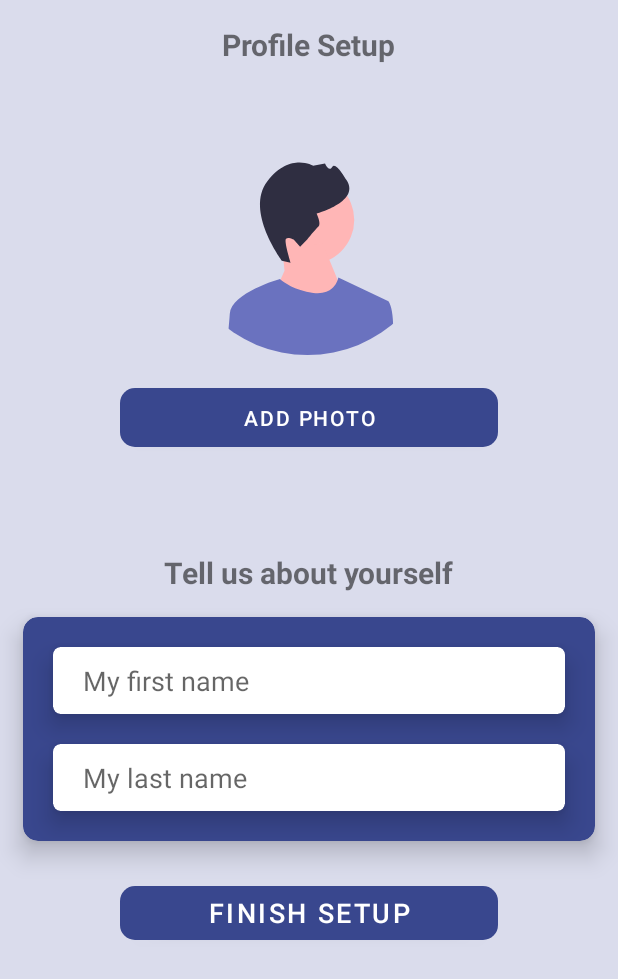
After one commit to qawitherev/LETAK, an Android app: the ProfileSetupActivity screen opened directly, with no data from a screen before it, on a phone screen of 412 x 824 dp. The commit adds this screen. Shown: the top 979 px of the screen. Run offline under Robolectric (Android 15) with nearby library versions, the phone set to English and light mode, and no system bars; our stand-ins replace CircleImageView.

Commit message:
added profile setup activity for user to enter their first and last name and their profile photo

```diff
--- a/app/src/main/java/com/abing/letak/MainActivity.kt
+++ b/app/src/main/java/com/abing/letak/MainActivity.kt
@@ -6,6 +6,7 @@ import androidx.appcompat.app.AppCompatActivity
 import com.abing.letak.monthlypassactivity.MonthlyPassActivity
 import com.abing.letak.ordernowactivity.OrderNowActivity
 import com.abing.letak.phoneauth.PhoneAuthActivity
+import com.abing.letak.profilesetupactivity.ProfileSetupActivity
 import com.abing.letak.registervehicle.RegisterVehicleActivity
 
 class MainActivity : AppCompatActivity() {
--- a/app/src/main/java/com/abing/letak/MainMenuActivity.kt
+++ b/app/src/main/java/com/abing/letak/MainMenuActivity.kt
@@ -34,6 +34,10 @@ class MainMenuActivity : AppCompatActivity() {
         lightStatusBar(window, false, false)
 
         navBotNavigations()
+
+
+        //getting intent extras
+        val firstName = intent.getStringExtra("firstName")
 
         //init values
         auth = FirebaseAuth.getInstance()
--- a/app/src/main/java/com/abing/letak/SignUpActivity.kt
+++ b/app/src/main/java/com/abing/letak/SignUpActivity.kt
@@ -9,6 +9,7 @@ import android.widget.Toast
 import androidx.activity.result.contract.ActivityResultContracts
 import com.abing.letak.databinding.ActivitySignUpBinding
 import com.abing.letak.phoneauth.PhoneAuthActivity
+import com.abing.letak.profilesetupactivity.ProfileSetupActivity
 import com.abing.letak.utils.lightStatusBar
 import com.abing.letak.utils.setFullScreen
 import com.google.android.gms.auth.api.signin.GoogleSignIn
@@ -87,7 +88,7 @@ class SignUpActivity : AppCompatActivity() {
         auth.signInWithCredential(credential).addOnCompleteListener {
             if (it.isSuccessful) {
                 Toast.makeText(this, R.string.sign_in_google_success, Toast.LENGTH_SHORT).show()
-                val intent = Intent(this, MainMenuActivity::class.java)
+                val intent = Intent(this, ProfileSetupActivity::class.java)
                 startActivity(intent)
             } else {
                 val stringRes = getString(R.string.authentication_failed)
@@ -123,7 +124,7 @@ class SignUpActivity : AppCompatActivity() {
             .addOnCompleteListener(this) {
                 if (it.isSuccessful) {
                     Toast.makeText(this, R.string.registration_success, Toast.LENGTH_SHORT).show()
-                    val intent = Intent(this, MainMenuActivity::class.java)
+                    val intent = Intent(this, ProfileSetupActivity::class.java)
                     startActivity(intent)
                 } else {
                     Toast.makeText(this, R.string.authentication_failed, Toast.LENGTH_SHORT).show()
--- a/app/src/main/java/com/abing/letak/mainmenufragments/ProfileFragment.kt
+++ b/app/src/main/java/com/abing/letak/mainmenufragments/ProfileFragment.kt
@@ -44,7 +44,7 @@ class ProfileFragment : Fragment() {
     }
 
     private fun initLetakCard() {
-        // TODO: the user profile card
+        // TODO: here somthing
     }
 
     private fun showProfile() {
--- a/app/src/main/java/com/abing/letak/phoneauth/PhoneOtpFragment.kt
+++ b/app/src/main/java/com/abing/letak/phoneauth/PhoneOtpFragment.kt
@@ -15,6 +15,7 @@ import com.abing.letak.MainMenuActivity
 import com.abing.letak.R
 import com.abing.letak.databinding.FragmentPhoneNumberBinding
 import com.abing.letak.databinding.FragmentPhoneOtpBinding
+import com.abing.letak.profilesetupactivity.ProfileSetupActivity
 import com.google.firebase.auth.FirebaseAuth
 import com.google.firebase.auth.FirebaseAuthInvalidCredentialsException
 import com.google.firebase.auth.PhoneAuthCredential
@@ -58,7 +59,7 @@ class PhoneOtpFragment : Fragment() {
         auth.signInWithCredential(credential).addOnCompleteListener {
             if (it.isSuccessful){
                 Toast.makeText(requireContext(), R.string.registration_success, Toast.LENGTH_SHORT).show()
-                val intent = Intent(requireContext(), MainMenuActivity::class.java)
+                val intent = Intent(requireContext(), ProfileSetupActivity::class.java)
                 startActivity(intent)
             }else {
                 Toast.makeText(requireContext(), "Error: ${it.exception}", Toast.LENGTH_SHORT).show()
--- /dev/null
+++ b/app/src/main/java/com/abing/letak/profilesetupactivity/ProfileSetupActivity.kt
@@ -0,0 +1,57 @@
+package com.abing.letak.profilesetupactivity
+
+import android.app.Activity
+import android.content.Intent
+import android.net.Uri
+import androidx.appcompat.app.AppCompatActivity
+import android.os.Bundle
+import android.widget.Toast
+import androidx.activity.result.contract.ActivityResultContracts
+import com.abing.letak.MainMenuActivity
+import com.abing.letak.R
+import com.abing.letak.databinding.ActivityProfileSetupBinding
+import com.abing.letak.utils.lightStatusBar
+
+class ProfileSetupActivity : AppCompatActivity() {
+
+    private lateinit var binding: ActivityProfileSetupBinding
+    private var profilePicUri: Uri? = null
+
+    override fun onCreate(savedInstanceState: Bundle?) {
+        super.onCreate(savedInstanceState)
+        binding = ActivityProfileSetupBinding.inflate(layoutInflater)
+        setContentView(binding.root)
+
+        //utils
+        lightStatusBar(window, true, true)
+
+        //binding listeners
+        binding.addPhotoBtn.setOnClickListener { importPhoto() }
+        binding.finishSetupBtn.setOnClickListener { finishSetup() }
+    }
+
+    private fun finishSetup() {
+        val firstName = binding.firstName.text.toString()
+        val lastName = binding.lastName.text.toString()
+        if (firstName.isEmpty() || lastName.isEmpty()){
+            Toast.makeText(this, R.string.fill_out_details, Toast.LENGTH_SHORT).show()
+            return
+        }
+        val intent = Intent(this, MainMenuActivity::class.java)
+        intent.putExtra("profileImageUri", profilePicUri)
+        intent.putExtra("firstName", firstName)
+        intent.putExtra("lastName", lastName)
+        startActivity(intent)
+    }
+
+    private val getContent =
+        registerForActivityResult(ActivityResultContracts.GetContent()) { uri: Uri? ->
+            profilePicUri = uri
+            binding.userProfilePic.setImageURI(uri)
+        }
+
+    private fun importPhoto() {
+        getContent.launch("image/*")
+    }
+
+}
--- /dev/null
+++ b/app/src/main/res/drawable/profile_setup_avatar.xml
@@ -0,0 +1,21 @@
+<vector xmlns:android="http://schemas.android.com/apk/res/android"
+    android:width="532dp"
+    android:height="532dp"
+    android:viewportWidth="532"
+    android:viewportHeight="532">
+  <path
+      android:pathData="M270.76,260.93m-86.35,0a86.35,86.35 0,1 1,172.7 0a86.35,86.35 0,1 1,-172.7 0"
+      android:fillColor="#ffb6b6"/>
+  <path
+      android:pathData="M221.19,360.05l-3.9,-39.43l77.9,-14.57l46,112l-80,92l-57,-112l17,-38z"
+      android:fillColor="#ffb6b6"/>
+  <path
+      android:pathData="M216.04,340.36l17.03,3.85s-13.39,-42.45 -8.84,-46.51c4.54,-4.05 15.68,2.33 15.68,2.33l11.7,13.12 14.25,-14.51s15.47,-19.24 21.53,-24.65 -3.67,-25.46 -3.67,-25.46c0,0 89.89,-24.24 56.44,-67.84 0,0 -19.61,-34.18 -26,-23.05 -6.39,11.14 -14,-6.55 -14,-6.55l-23.25,4.42s-45.89,-27.06 -89.45,30.83c-43.56,57.89 28.58,154.02 28.58,154.02h-0Z"
+      android:fillColor="#2f2e41"/>
+  <path
+      android:pathData="M433.16,472.95c-47.19,38.26 -105.57,59.05 -167.16,59.05 -56.24,0 -109.81,-17.34 -154.62,-49.48 0.08,-0.84 0.16,-1.67 0.23,-2.5 1.19,-13 2.25,-25.64 2.95,-36.12 2.71,-40.69 97.64,-67.81 97.64,-67.81 0,0 0.43,0.43 1.29,1.18 5.24,4.6 26.51,21.28 63.81,25.94 33.26,4.16 44.21,-15.57 47.52,-25.02 1,-2.88 1.3,-4.81 1.3,-4.81l97.64,46.11c6.37,9.1 8.86,28.7 9.35,50.73 0.02,0.91 0.04,1.81 0.05,2.73Z"
+      android:fillColor="#6a72bf"/>
+  <path
+      android:pathData="M454.09,77.91C403.85,27.67 337.05,0 266,0S128.15,27.67 77.91,77.91C27.67,128.15 0,194.95 0,266c0,64.85 23.05,126.16 65.29,174.57 4.03,4.63 8.24,9.14 12.62,13.52 1.03,1.03 2.07,2.06 3.12,3.06 2.8,2.71 5.65,5.36 8.55,7.93 1.76,1.57 3.54,3.11 5.34,4.62 1.41,1.19 2.82,2.36 4.25,3.51 0.03,0.03 0.05,0.05 0.08,0.07 3.97,3.2 8.01,6.28 12.13,9.24 44.81,32.14 98.38,49.48 154.62,49.48 61.59,0 119.97,-20.79 167.16,-59.05 3.85,-3.12 7.62,-6.36 11.32,-9.71 3.27,-2.96 6.47,-6.01 9.61,-9.15 0.99,-0.99 1.98,-1.99 2.95,-3 2.7,-2.78 5.32,-5.61 7.88,-8.48 43.37,-48.72 67.08,-110.84 67.08,-176.61 0,-71.05 -27.67,-137.85 -77.91,-188.09ZM464.27,440.12c-2.5,2.84 -5.06,5.64 -7.68,8.37 -4.08,4.25 -8.29,8.37 -12.64,12.34 -1.65,1.52 -3.32,3 -5.01,4.47 -1.92,1.67 -3.86,3.31 -5.83,4.92 -15.53,12.75 -32.54,23.75 -50.73,32.71 -7.19,3.55 -14.56,6.78 -22.1,9.67 -29.29,11.24 -61.08,17.4 -94.28,17.4 -32.04,0 -62.76,-5.74 -91.19,-16.24 -11.67,-4.3 -22.95,-9.41 -33.78,-15.26 -1.59,-0.86 -3.17,-1.73 -4.74,-2.62 -8.26,-4.68 -16.25,-9.79 -23.92,-15.31 -0.25,-0.18 -0.51,-0.37 -0.76,-0.55 -5.46,-3.94 -10.77,-8.09 -15.9,-12.45 -1.88,-1.59 -3.74,-3.2 -5.57,-4.85 -2.98,-2.65 -5.9,-5.38 -8.75,-8.18 -5.4,-5.29 -10.56,-10.8 -15.49,-16.53C26.09,391.77 2,331.65 2,266 2,120.43 120.43,2 266,2s264,118.43 264,264c0,66.66 -24.83,127.62 -65.73,174.12Z"
+      android:fillColor="#3f3d56"/>
+</vector>
--- /dev/null
+++ b/app/src/main/res/layout/activity_profile_setup.xml
@@ -0,0 +1,144 @@
+<?xml version="1.0" encoding="utf-8"?>
+<androidx.constraintlayout.widget.ConstraintLayout xmlns:android="http://schemas.android.com/apk/res/android"
+    xmlns:app="http://schemas.android.com/apk/res-auto"
+    xmlns:tools="http://schemas.android.com/tools"
+    android:layout_width="match_parent"
+    android:layout_height="match_parent"
+    android:background="@color/background_color"
+    tools:context=".profilesetupactivity.ProfileSetupActivity">
+
+
+    <TextView
+        android:id="@+id/textView7"
+        android:layout_width="wrap_content"
+        android:layout_height="wrap_content"
+        android:layout_marginTop="16dp"
+        android:text="@string/profile_setup"
+        android:textSize="20sp"
+        android:textStyle="bold"
+        app:layout_constraintEnd_toEndOf="parent"
+        app:layout_constraintHorizontal_bias="0.5"
+        app:layout_constraintStart_toStartOf="parent"
+        app:layout_constraintTop_toTopOf="parent" />
+
+    <de.hdodenhof.circleimageview.CircleImageView
+        android:src="@drawable/profile_setup_avatar"
+        android:id="@+id/user_profile_pic"
+        android:layout_width="182dp"
+        android:layout_height="177dp"
+        android:layout_marginTop="16dp"
+        app:layout_constraintEnd_toEndOf="parent"
+        app:layout_constraintHorizontal_bias="0.497"
+        app:layout_constraintStart_toStartOf="parent"
+        app:layout_constraintTop_toBottomOf="@+id/textView7" />
+
+    <com.google.android.material.button.MaterialButton
+        android:id="@+id/add_photo_btn"
+        android:layout_width="match_parent"
+        android:layout_height="wrap_content"
+        android:layout_marginStart="80dp"
+        android:layout_marginTop="16dp"
+        android:layout_marginEnd="80dp"
+        android:elevation="10dp"
+        android:paddingTop="10dp"
+        android:paddingBottom="10dp"
+        android:text="@string/add_photo"
+        app:cornerRadius="10dp"
+        app:layout_constraintEnd_toEndOf="parent"
+        app:layout_constraintHorizontal_bias="0.5"
+        app:layout_constraintStart_toStartOf="parent"
+        app:layout_constraintTop_toBottomOf="@+id/user_profile_pic" />
+
+    <com.google.android.material.card.MaterialCardView
+        android:id="@+id/materialCardView3"
+        android:layout_width="match_parent"
+        android:layout_height="wrap_content"
+        android:layout_marginStart="15dp"
+        android:layout_marginTop="16dp"
+        android:layout_marginEnd="15dp"
+        android:backgroundTint="@color/primaryColor"
+        app:cardCornerRadius="10dp"
+        app:cardElevation="10dp"
+        app:layout_constraintEnd_toEndOf="parent"
+        app:layout_constraintHorizontal_bias="0.5"
+        app:layout_constraintStart_toStartOf="parent"
+        app:layout_constraintTop_toBottomOf="@+id/textView10">
+
+        <LinearLayout
+            android:layout_width="match_parent"
+            android:layout_height="wrap_content"
+            android:orientation="vertical">
+
+            <com.google.android.material.card.MaterialCardView
+                android:layout_width="match_parent"
+                android:layout_height="wrap_content"
+                android:layout_margin="20dp"
+                app:cardCornerRadius="5dp"
+                app:cardElevation="10dp">
+
+                <EditText
+                    android:id="@+id/first_name"
+                    android:layout_width="match_parent"
+                    android:layout_height="wrap_content"
+                    android:layout_marginStart="20dp"
+                    android:layout_marginEnd="20dp"
+                    android:background="@android:color/transparent"
+                    android:hint="@string/my_first_name"
+                    android:paddingTop="10dp"
+                    android:paddingBottom="10dp" />
+            </com.google.android.material.card.MaterialCardView>
+
+            <com.google.android.material.card.MaterialCardView
+                android:layout_width="match_parent"
+                android:layout_height="wrap_content"
+                android:layout_marginStart="20dp"
+                android:layout_marginEnd="20dp"
+                android:layout_marginBottom="20dp"
+                app:cardCornerRadius="5dp"
+
+                app:cardElevation="10dp">
+
+                <EditText
+                    android:id="@+id/last_name"
+                    android:layout_width="match_parent"
+                    android:layout_height="wrap_content"
+                    android:layout_marginStart="20dp"
+                    android:layout_marginEnd="20dp"
+                    android:background="@android:color/transparent"
+                    android:hint="@string/my_last_name"
+                    android:paddingTop="10dp"
+                    android:paddingBottom="10dp" />
+
+            </com.google.android.material.card.MaterialCardView>
+        </LinearLayout>
+    </com.google.android.material.card.MaterialCardView>
+
+    <TextView
+        android:id="@+id/textView10"
+        android:layout_width="wrap_content"
+        android:layout_height="wrap_content"
+        android:layout_marginTop="64dp"
+        android:text="@string/profile_setup_desc"
+        android:textSize="20sp"
+        android:textStyle="bold"
+        app:layout_constraintEnd_toEndOf="parent"
+        app:layout_constraintHorizontal_bias="0.5"
+        app:layout_constraintStart_toStartOf="parent"
+        app:layout_constraintTop_toBottomOf="@+id/add_photo_btn" />
+
+    <com.google.android.material.button.MaterialButton
+        android:textSize="18sp"
+        android:id="@+id/finish_setup_btn"
+        android:layout_width="match_parent"
+        android:layout_height="wrap_content"
+        android:layout_marginStart="80dp"
+        android:layout_marginTop="24dp"
+        android:layout_marginEnd="80dp"
+        android:text="@string/finish_setup"
+        app:cornerRadius="10dp"
+        app:layout_constraintEnd_toEndOf="parent"
+        app:layout_constraintHorizontal_bias="0.5"
+        app:layout_constraintStart_toStartOf="parent"
+        app:layout_constraintTop_toBottomOf="@+id/materialCardView3" />
+
+</androidx.constraintlayout.widget.ConstraintLayout>
--- a/app/src/main/res/values/strings.xml
+++ b/app/src/main/res/values/strings.xml
@@ -156,6 +156,14 @@
     <string name="resend_again">Resend again</string>
     <string name="phone_number_incorrect">Phone number incorrect. Try again</string>
 
+    <!--    profile setup activity  -->
+    <string name="my_first_name">My first name</string>
+    <string name="my_last_name">My last name</string>
+    <string name="add_photo">Add Photo</string>
+    <string name="profile_setup">Profile Setup</string>
+    <string name="profile_setup_desc">Tell us about yourself</string>
+    <string name="finish_setup">Finish Setup</string>
+
     <!--    testing purposes    -->/
     <string name="lorem_ipsum_long"> START Lorem ipsum dolor sit amet, consectetur adipiscing elit, sed do eiusmod tempor incididunt ut labore et dolore magna aliqua. Ullamcorper sit amet risus nullam eget felis. Eu augue ut lectus arcu bibendum at varius vel pharetra. Bibendum arcu vitae elementum curabitur vitae nunc sed velit. Nisi est sit amet facilisis magna etiam tempor orci eu. Accumsan tortor posuere ac ut consequat semper viverra nam libero. Commodo sed egestas egestas fringilla phasellus faucibus scelerisque eleifend donec. At augue eget arcu dictum varius duis at. In ornare quam viverra orci sagittis eu. Eget gravida cum sociis natoque penatibus et magnis dis. Eu turpis egestas pretium aenean pharetra. Nec dui nunc mattis enim ut tellus elementum. Feugiat pretium nibh ipsum consequat nisl vel pretium. Nullam vehicula ipsum a arcu cursus vitae. Tempus quam pellentesque nec nam aliquam sem et tortor. Massa tincidunt dui ut ornare lectus sit amet. Vel eros donec ac odio tempor orci dapibus ultrices in.
 
--- a/app/src/main/res/values/themes.xml
+++ b/app/src/main/res/values/themes.xml
@@ -76,4 +76,10 @@
         <item name="android:navigationBarColor">@color/background_color</item>
     </style>
 
+<!--    profile setup activity  -->
+    <style name="Theme.LETAK.ProfileSetupActivity">
+        <item name="android:statusBarColor">@color/background_color</item>
+        <item name="android:navigationBarColor">@color/background_color</item>
+    </style>
+
 </resources>
```
Also changed, not shown: app/src/main/AndroidManifest.xml (+13 -2 lines).
